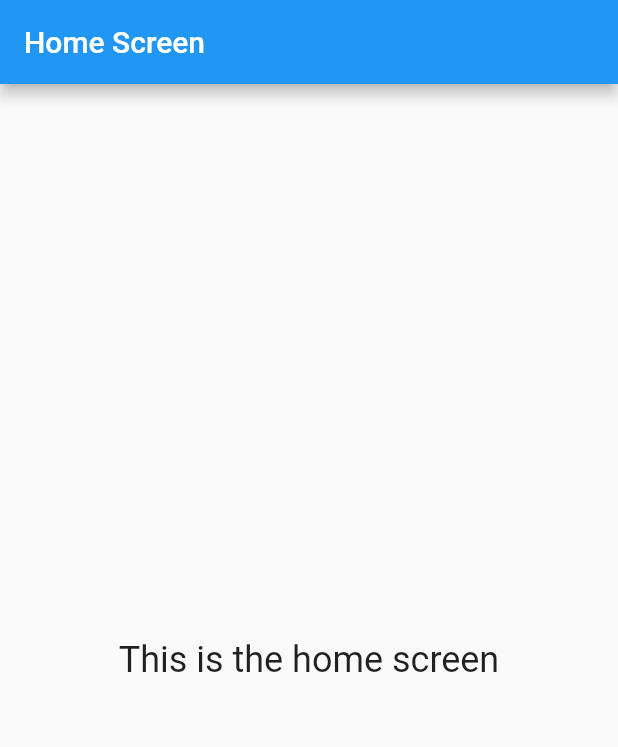
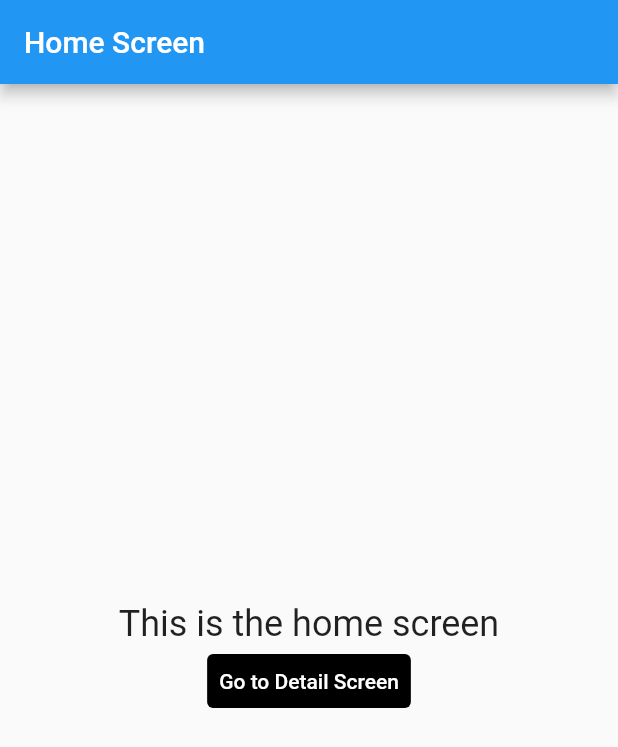
Before and after one commit to h-buzzi/learning-getx, a Flutter app: the screen it shows after launch, on a phone screen of 412 x 824 dp. Shown: the top 747 px of the screen. Run offline on Flutter 3.47's test engine with Material 2 defaults, Android fonts, the phone set to English and light mode, and no system bars; our stand-ins replace get.

Commit message:
implemented route navigation

```diff
--- a/lib/main.dart
+++ b/lib/main.dart
@@ -1,4 +1,5 @@
 import 'package:flutter/material.dart';
+import 'package:get/get.dart';
 import 'package:learning_getx/pages/home/home_screen.dart';
 
 void main() {
@@ -10,11 +11,11 @@ class MyApp extends StatelessWidget {
 
   @override
   Widget build(BuildContext context) {
-    return MaterialApp(
+    return GetMaterialApp(
       title: 'GetX Demo',
       theme: ThemeData(
-        primarySwatch: Colors.blue,
-      ),
+          primarySwatch: Colors.blue,
+          visualDensity: VisualDensity.adaptivePlatformDensity),
       home: const HomeScreen(),
     );
   }
--- a/lib/pages/detail/detail_screen.dart
+++ b/lib/pages/detail/detail_screen.dart
@@ -1,4 +1,5 @@
 import 'package:flutter/material.dart';
+import 'package:get/get.dart';
 
 class DetailScreen extends StatelessWidget {
   const DetailScreen({Key? key}) : super(key: key);
@@ -10,7 +11,9 @@ class DetailScreen extends StatelessWidget {
         title: const Text('Detail Screen'),
         leading: IconButton(
           icon: const Icon(Icons.arrow_back),
-          onPressed: () {},
+          onPressed: () {
+            Get.back();
+          },
         ),
       ),
     );
--- a/lib/pages/home/home_screen.dart
+++ b/lib/pages/home/home_screen.dart
@@ -1,4 +1,6 @@
 import 'package:flutter/material.dart';
+import 'package:get/get.dart';
+import 'package:learning_getx/pages/detail/detail_screen.dart';
 
 class HomeScreen extends StatelessWidget {
   const HomeScreen({Key? key}) : super(key: key);
@@ -11,10 +13,18 @@ class HomeScreen extends StatelessWidget {
         width: double.infinity,
         child: Column(
           mainAxisAlignment: MainAxisAlignment.center,
-          children: const [
-            Text(
+          children: [
+            const Text(
               'This is the home screen',
               style: TextStyle(fontSize: 24),
+            ),
+            TextButton(
+              onPressed: () {
+                Get.to(() => const DetailScreen());
+              },
+              child: const Text('Go to Detail Screen'),
+              style: TextButton.styleFrom(
+                  backgroundColor: Colors.black, primary: Colors.white),
             )
           ],
         ),
```
